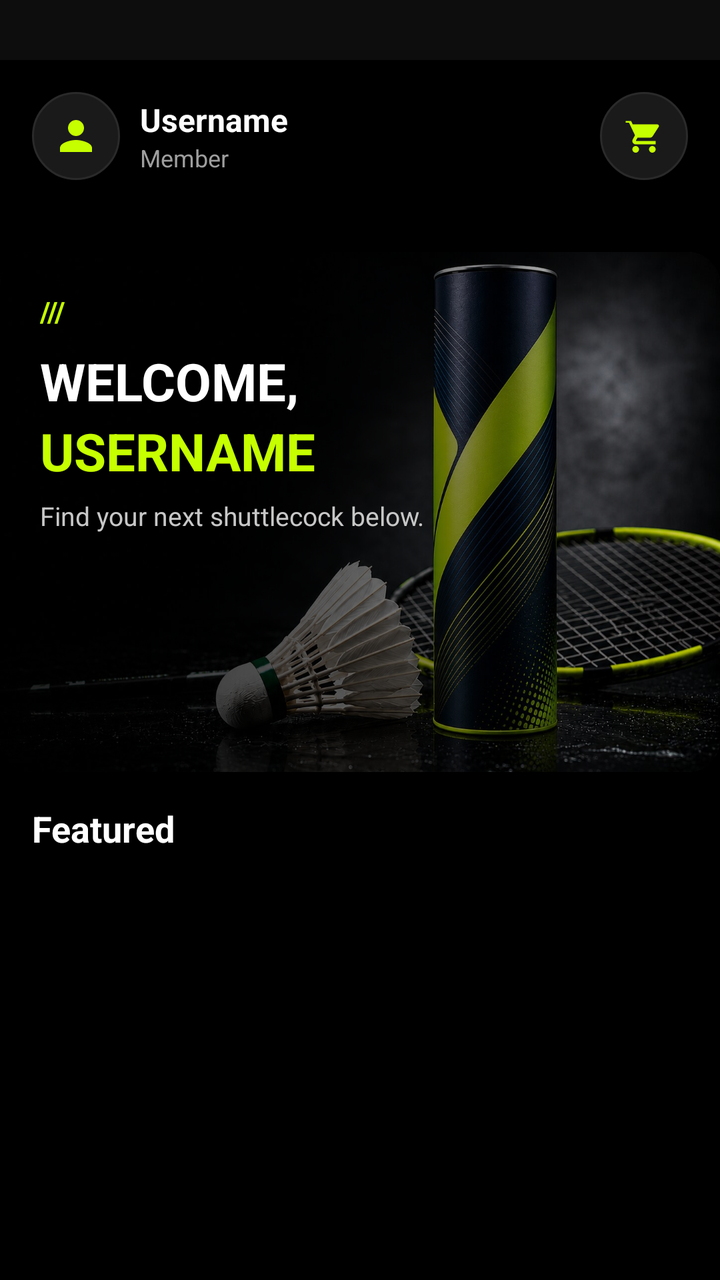
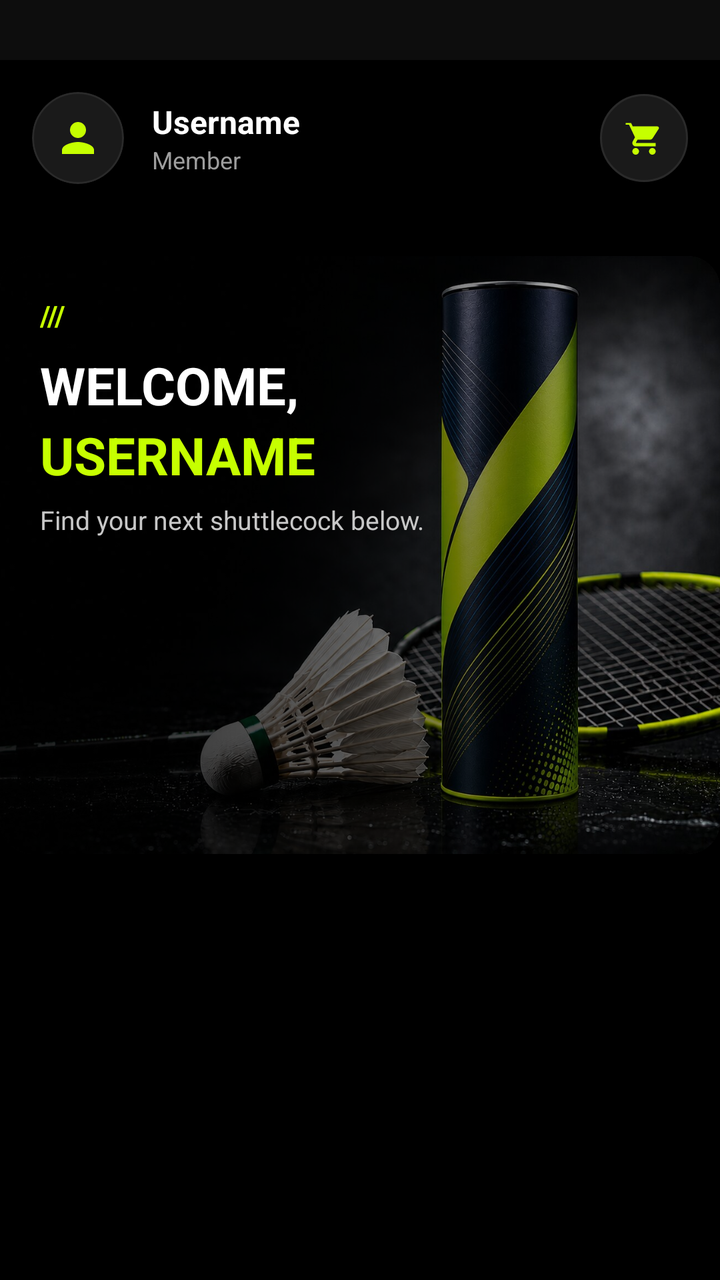

Two renders of the same Android screen: before a commit and after it. Below are the layout's source before the change and the commit's diff.
<!-- AndroidManifest.xml: application theme Theme.OrderingSystem -->
<!-- res/layout/fragment_home.xml -->
<?xml version="1.0" encoding="utf-8"?>
<androidx.core.widget.NestedScrollView xmlns:android="http://schemas.android.com/apk/res/android"
    xmlns:app="http://schemas.android.com/apk/res-auto"
    android:layout_width="match_parent"
    android:layout_height="match_parent"
    android:background="@color/bg_dark"
    android:fillViewport="true"
    android:paddingTop="30dp">

    <LinearLayout
        android:layout_width="match_parent"
        android:layout_height="wrap_content"
        android:orientation="vertical"
        android:background="@color/black">

        
        <LinearLayout
            android:layout_width="match_parent"
            android:layout_height="wrap_content"
            android:gravity="center_vertical"
            android:orientation="horizontal"
            android:padding="16dp">

            <FrameLayout
                android:layout_width="44dp"
                android:layout_height="44dp"
                android:background="@drawable/bg_circle_dark">

                <ImageView
                    android:layout_width="24dp"
                    android:layout_height="24dp"
                    android:layout_gravity="center"
                    android:src="@drawable/ic_nav_profile"
                    app:tint="@color/neon_green" />
            </FrameLayout>

            <LinearLayout
                android:layout_width="0dp"
                android:layout_height="wrap_content"
                android:layout_marginStart="10dp"
                android:layout_weight="1"
                android:orientation="vertical">

                <TextView
                    android:id="@+id/tvUsername"
                    android:layout_width="wrap_content"
                    android:layout_height="wrap_content"
                    android:text="Username"
                    android:textColor="@color/white"
                    android:textSize="16sp"
                    android:textStyle="bold" />

                <TextView
                    android:layout_width="wrap_content"
                    android:layout_height="wrap_content"
                    android:text="Member"
                    android:textColor="@color/text_grey"
                    android:textSize="12sp" />
            </LinearLayout>

            <FrameLayout
                android:id="@+id/cartButton"
                android:layout_width="44dp"
                android:layout_height="44dp"
                android:background="@drawable/bg_circle_dark"
                android:clickable="true"
                android:focusable="true">

                <ImageView
                    android:layout_width="20dp"
                    android:layout_height="20dp"
                    android:layout_gravity="center"
                    android:src="@drawable/ic_nav_cart"
                    app:tint="@color/neon_green" />

                <TextView
                    android:id="@+id/cartBadge"
                    android:layout_width="wrap_content"
                    android:layout_height="wrap_content"
                    android:layout_gravity="top|end"
                    android:layout_marginTop="-2dp"
                    android:layout_marginEnd="-2dp"
                    android:background="@drawable/bg_badge_red"
                    android:minWidth="18dp"
                    android:minHeight="18dp"
                    android:gravity="center"
                    android:paddingHorizontal="4dp"
                    android:text="0"
                    android:textColor="@color/white"
                    android:textSize="10sp"
                    android:visibility="gone" />
            </FrameLayout>
        </LinearLayout>

        
        <FrameLayout
            android:layout_width="match_parent"
            android:layout_height="260dp"
            android:layout_marginTop="20dp"
            android:background="@drawable/bg_dark_card"
            android:clipToOutline="true">

            <ImageView
                android:layout_width="match_parent"
                android:layout_height="match_parent"
                android:scaleType="centerCrop"
                android:src="@drawable/home_banner" />

            <View
                android:layout_width="match_parent"
                android:layout_height="match_parent"
                android:background="@drawable/bg_banner_scrim" />

            <LinearLayout
                android:layout_width="match_parent"
                android:layout_height="match_parent"
                android:orientation="vertical"
                android:padding="20dp">

                <TextView
                    android:layout_width="wrap_content"
                    android:layout_height="wrap_content"
                    android:text="///"
                    android:textColor="@color/neon_green"
                    android:textStyle="bold" />

                <TextView
                    android:layout_width="wrap_content"
                    android:layout_height="wrap_content"
                    android:layout_marginTop="8dp"
                    android:text="WELCOME,"
                    android:textColor="@color/white"
                    android:textSize="26sp"
                    android:textStyle="bold" />

                <TextView
                    android:id="@+id/tvWelcomeName"
                    android:layout_width="wrap_content"
                    android:layout_height="wrap_content"
                    android:text="USERNAME"
                    android:textColor="@color/neon_green"
                    android:textSize="26sp"
                    android:textStyle="bold" />

                <TextView
                    android:layout_width="wrap_content"
                    android:layout_height="wrap_content"
                    android:layout_marginTop="6dp"
                    android:text="Find your next shuttlecock below."
                    android:textColor="@color/text_grey_light"
                    android:textSize="13sp" />
            </LinearLayout>
        </FrameLayout>

        
        <LinearLayout
            android:layout_width="match_parent"
            android:layout_height="wrap_content"
            android:orientation="vertical"
            android:padding="16dp">

            <TextView
                android:layout_width="wrap_content"
                android:layout_height="wrap_content"
                android:layout_marginBottom="10dp"
                android:text="Featured"
                android:textColor="@color/white"
                android:textSize="18sp"
                android:textStyle="bold" />

            <androidx.recyclerview.widget.RecyclerView
                android:id="@+id/featuredRecycler"
                android:layout_width="match_parent"
                android:layout_height="wrap_content"
                android:nestedScrollingEnabled="false" />
        </LinearLayout>

    </LinearLayout>

</androidx.core.widget.NestedScrollView>
<!-- resources referenced by this layout -->
<resources>
  <color name="bg_dark">#0D0D0D</color>
  <color name="black">#FF000000</color>
  <color name="neon_green">#C6FF00</color>
  <color name="text_grey">#9E9E9E</color>
  <color name="text_grey_light">#C7C7C7</color>
  <color name="white">#FFFFFFFF</color>
  <!-- drawable bg_badge_red (drawable) -->
  <?xml version="1.0" encoding="utf-8"?>
  <shape xmlns:android="http://schemas.android.com/apk/res/android" android:shape="oval">
      <solid android:color="#FF3B30" />
  </shape>
  <!-- drawable bg_banner_scrim (drawable) -->
  <?xml version="1.0" encoding="utf-8"?>
  <shape xmlns:android="http://schemas.android.com/apk/res/android" android:shape="rectangle">
      <gradient
          android:type="linear"
          android:angle="0"
          android:startColor="#E6000000"
          android:centerColor="#99000000"
          android:endColor="#1A000000" />
  </shape>
  <!-- drawable bg_circle_dark (drawable) -->
  <?xml version="1.0" encoding="utf-8"?>
  <shape xmlns:android="http://schemas.android.com/apk/res/android" android:shape="oval">
      <solid android:color="@color/bg_card_dark" />
      <stroke android:width="1dp" android:color="@color/bg_card_dark_border" />
  </shape>
  <!-- drawable bg_dark_card (drawable) -->
  <?xml version="1.0" encoding="utf-8"?>
  <shape xmlns:android="http://schemas.android.com/apk/res/android" android:shape="rectangle">
      <solid android:color="@color/bg_card_dark" />
      <stroke android:width="1dp" android:color="@color/bg_card_dark_border" />
      <corners android:radius="16dp" />
  </shape>
  <!-- drawable home_banner: jpg bitmap (drawable, 190047 bytes) -->
  <!-- drawable ic_nav_cart (drawable) -->
  <vector xmlns:android="http://schemas.android.com/apk/res/android"
      android:width="24dp" android:height="24dp" android:viewportWidth="24" android:viewportHeight="24">
      <path android:fillColor="#FFFFFFFF" android:pathData="M7,18c-1.1,0 -1.99,0.9 -1.99,2S5.9,22 7,22s2,-0.9 2,-2 -0.9,-2 -2,-2zM1,2v2h2l3.6,7.59 -1.35,2.45c-0.16,0.28 -0.25,0.61 -0.25,0.96 0,1.1 0.9,2 2,2h12v-2L7.42,15c-0.14,0 -0.25,-0.11 -0.25,-0.25l0.03,-0.12L8.1,13h7.45c0.75,0 1.41,-0.41 1.75,-1.03L20.88,6.4c0.05,-0.11 0.08,-0.24 0.08,-0.37 0,-0.55 -0.45,-1 -1,-1L5.21,5l-0.94,-2H1zM17,18c-1.1,0 -1.99,0.9 -1.99,2s0.89,2 1.99,2 2,-0.9 2,-2 -0.9,-2 -2,-2z"/>
  </vector>
  <!-- drawable ic_nav_profile (drawable) -->
  <vector xmlns:android="http://schemas.android.com/apk/res/android"
      android:width="24dp" android:height="24dp" android:viewportWidth="24" android:viewportHeight="24">
      <path android:fillColor="#FFFFFFFF" android:pathData="M12,12c2.21,0 4,-1.79 4,-4s-1.79,-4 -4,-4 -4,1.79 -4,4 1.79,4 4,4zM12,14c-2.67,0 -8,1.34 -8,4v2h16v-2c0,-2.66 -5.33,-4 -8,-4z"/>
  </vector>
  <style name="Theme.OrderingSystem" parent="Base.Theme.OrderingSystem" />
  <color name="bg_card_dark">#1A1A1A</color>
  <color name="bg_card_dark_border">#2A2A2A</color>
  <style name="Base.Theme.OrderingSystem" parent="Theme.Material3.DayNight.NoActionBar">
          
          
      </style>
</resources>

<!-- the commit's change to res/layout/fragment_home.xml (unified diff, before → after) -->
@@ -22,11 +22,21 @@
             android:padding="16dp">
 
             <FrameLayout
-                android:layout_width="44dp"
-                android:layout_height="44dp"
-                android:background="@drawable/bg_circle_dark">
+                android:id="@+id/homeAvatarCircle"
+                android:layout_width="46dp"
+                android:layout_height="46dp"
+                android:background="@drawable/bg_circle_dark"
+                android:clipToOutline="true">
 
                 <ImageView
+                    android:id="@+id/imgHomeAvatar"
+                    android:layout_width="match_parent"
+                    android:layout_height="match_parent"
+                    android:scaleType="centerCrop"
+                    android:visibility="gone" />
+
+                <ImageView
+                    android:id="@+id/imgHomeAvatarPlaceholder"
                     android:layout_width="24dp"
                     android:layout_height="24dp"
                     android:layout_gravity="center"
@@ -37,7 +47,7 @@
             <LinearLayout
                 android:layout_width="0dp"
                 android:layout_height="wrap_content"
-                android:layout_marginStart="10dp"
+                android:layout_marginStart="14dp"
                 android:layout_weight="1"
                 android:orientation="vertical">
 
@@ -95,7 +105,7 @@
         
         <FrameLayout
             android:layout_width="match_parent"
-            android:layout_height="260dp"
+            android:layout_height="299dp"
             android:layout_marginTop="20dp"
             android:background="@drawable/bg_dark_card"
             android:clipToOutline="true">
@@ -159,15 +169,6 @@
             android:orientation="vertical"
             android:padding="16dp">
 
-            <TextView
-                android:layout_width="wrap_content"
-                android:layout_height="wrap_content"
-                android:layout_marginBottom="10dp"
-                android:text="Featured"
-                android:textColor="@color/white"
-                android:textSize="18sp"
-                android:textStyle="bold" />
-
             <androidx.recyclerview.widget.RecyclerView
                 android:id="@+id/featuredRecycler"
                 android:layout_width="match_parent"
